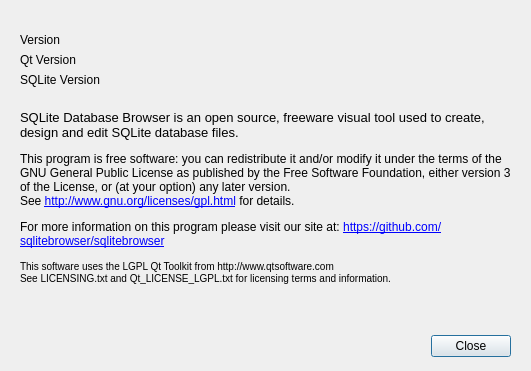
sqlitebrowser/sqlitebrowser, file src/AboutDialog.ui: the form before one commit.
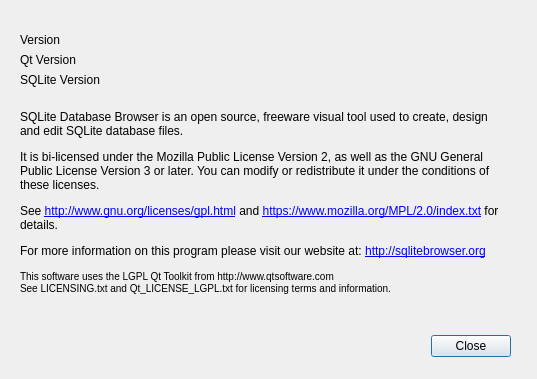
The form after the commit. Icons and pictures are not drawn.

Commit message:
Update to bi-licensed MPLv2 and GPLv3
Bi-license wording copied from VLC for iOS.  MPLv2 license text
taken from:

  https://www.mozilla.org/MPL/2.0/index.txt

The edit to the form file:
```diff
--- a/src/AboutDialog.ui
+++ b/src/AboutDialog.ui
@@ -6,8 +6,8 @@
    <rect>
     <x>0</x>
     <y>0</y>
-    <width>531</width>
-    <height>371</height>
+    <width>537</width>
+    <height>379</height>
    </rect>
   </property>
   <property name="windowTitle">
@@ -71,11 +71,11 @@
      <x>20</x>
      <y>110</y>
      <width>491</width>
-     <height>211</height>
+     <height>231</height>
     </rect>
    </property>
    <property name="text">
-    <string>&lt;html&gt;&lt;head/&gt;&lt;body&gt;&lt;p&gt;&lt;span style=&quot; font-size:10pt;&quot;&gt;SQLite Database Browser is an open source, freeware visual tool used to create, design and edit SQLite database files.&lt;/span&gt;&lt;/p&gt;&lt;p&gt;This program is free software: you can redistribute it and/or modify it under the terms of the GNU General Public License as published by the Free Software Foundation, either version 3 of the License, or (at your option) any later version.&lt;br/&gt;See &lt;a href=&quot;http://www.gnu.org/licenses/gpl.html&quot;&gt;&lt;span style=&quot; text-decoration: underline; color:#0000ff;&quot;&gt;http://www.gnu.org/licenses/gpl.html&lt;/span&gt;&lt;/a&gt; for details.&lt;/p&gt;&lt;p&gt;For more information on this program please visit our site at: &lt;a href=&quot;https://github.com/sqlitebrowser/sqlitebrowser&quot;&gt;&lt;span style=&quot; text-decoration: underline; color:#0000ff;&quot;&gt;https://github.com/sqlitebrowser/sqlitebrowser&lt;/span&gt;&lt;/a&gt;&lt;/p&gt;&lt;p&gt;&lt;span style=&quot; font-size:small;&quot;&gt;This software uses the LGPL Qt Toolkit from http://www.qtsoftware.com&lt;br/&gt;See LICENSING.txt and Qt_LICENSE_LGPL.txt for licensing terms and information.&lt;/span&gt;&lt;/p&gt;&lt;/body&gt;&lt;/html&gt;</string>
+    <string>&lt;html&gt;&lt;head/&gt;&lt;body&gt;&lt;p&gt;SQLite Database Browser is an open source, freeware visual tool used to create, design and edit SQLite database files.&lt;/p&gt;&lt;p&gt;It is bi-licensed under the Mozilla Public License Version 2, as well as the GNU General Public License Version 3 or later. You can modify or redistribute it under the conditions of these licenses.&lt;/p&gt;&lt;p&gt;See &lt;a href=&quot;http://www.gnu.org/licenses/gpl.html&quot;&gt;&lt;span style=&quot; text-decoration: underline; color:#0000ff;&quot;&gt;http://www.gnu.org/licenses/gpl.html&lt;/span&gt;&lt;/a&gt; and &lt;a href=&quot;https://www.mozilla.org/MPL/2.0/index.txt&quot;&gt;&lt;span style=&quot; text-decoration: underline; color:#0000ff;&quot;&gt;https://www.mozilla.org/MPL/2.0/index.txt&lt;/span&gt;&lt;/a&gt; for details.&lt;/p&gt;&lt;p&gt;For more information on this program please visit our website at: &lt;a href=&quot;http://sqlitebrowser.org&quot;&gt;&lt;span style=&quot; text-decoration: underline; color:#0000ff;&quot;&gt;http://sqlitebrowser.org&lt;/span&gt;&lt;/a&gt;&lt;/p&gt;&lt;p&gt;&lt;span style=&quot; font-size:small;&quot;&gt;This software uses the LGPL Qt Toolkit from http://www.qtsoftware.com&lt;br/&gt;See LICENSING.txt and Qt_LICENSE_LGPL.txt for licensing terms and information.&lt;/span&gt;&lt;/p&gt;&lt;/body&gt;&lt;/html&gt;</string>
    </property>
    <property name="scaledContents">
     <bool>false</bool>
```
The commit also changes 1 other file.
